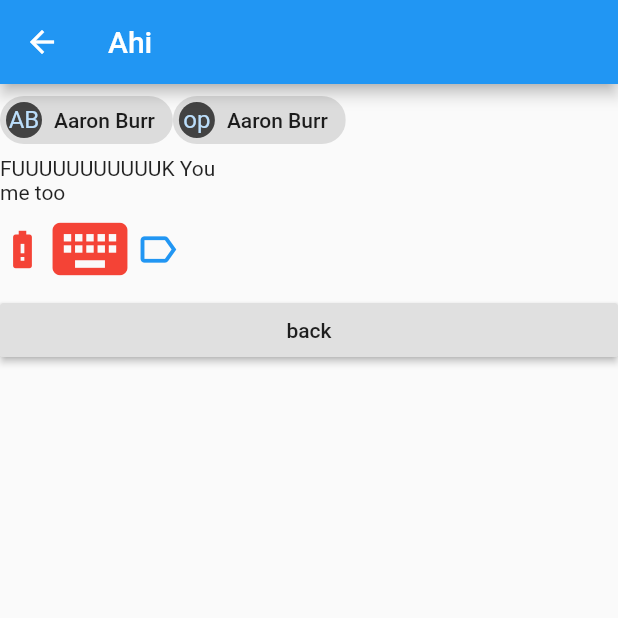
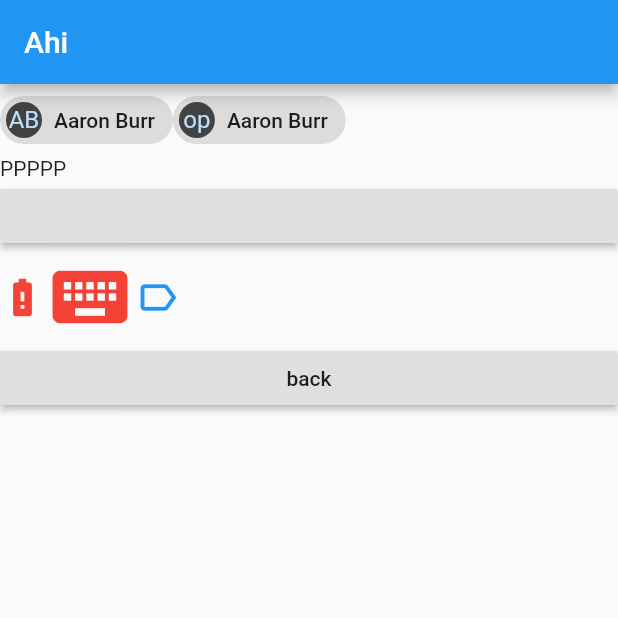
Before and after one commit to yattinda/AndroidStudioProjects, a Flutter app: the screen it shows after launch, after a tap on "Ahi", on a phone screen of 412 x 824 dp, the top half of it. Run offline on Flutter 3.47's test engine with Material 2 defaults, Android fonts, the phone set to English and light mode, and no system bars.

Commit message:
Plus provider model

```diff
--- a/summer/lib/Ahi.dart
+++ b/summer/lib/Ahi.dart
@@ -1,14 +1,24 @@
 import 'package:flutter/material.dart';
+import 'package:summer/Ahi_model.dart';
+import 'package:provider/provider.dart';
 
 class Ahi extends StatelessWidget {
+
   // This widget is the root of your application.
   @override
   Widget build(BuildContext context) {
-    return Scaffold(
+    return  MaterialApp(
+      home: ChangeNotifierProvider<AhiModel>(
+        //with create Ahimodel
+        create: (_) => AhiModel(),
+
+        child: Scaffold(
           appBar: AppBar(
             title: Text("Ahi"),
           ),
-      body: Container(
+          body: Consumer<AhiModel>(
+            builder: (context, model, child) {
+              return Container(
                 child: Center(
                   child: ListView(
                     children: <Widget>[
@@ -32,12 +42,19 @@ class Ahi extends StatelessWidget {
                               ),
                               label: Text('Aaron Burr'),
                               onPressed: () {
-                      print("If you stand for nothingig, Burr, what’ll you fall for?");
+                                print(
+                                    "If you stand for nothingig, Burr, what’ll you fall for?");
                               }
                           ),
                         ],),
-                Text("FUUUUUUUUUUUK You"),
-                Text("me too"),
+                      Text(model.MrCB),
+                      RaisedButton(
+                          onPressed:() {
+                            Text("GG");
+                            model.changeMrCB();
+                          }
+                      ),
+
                       Row(
                         children: <Widget>[
                           Icon(
@@ -60,14 +77,14 @@ class Ahi extends StatelessWidget {
 
                       RaisedButton(
                           child: Text("back"),
-                  onPressed:() {
+                          onPressed: () {
                             Navigator.pop(context);
                           }
                       )
                     ],
                   ),
                 ),
-        ),
               );
+            },),),),);
   }
 }
--- /dev/null
+++ b/summer/lib/Ahi_model.dart
@@ -0,0 +1,17 @@
+import "package:flutter/material.dart";
+
+class AhiModel extends ChangeNotifier {
+  String MrCB = "PPPPP";
+  int count = 0;
+  int GK;
+
+  void changeMrCB(){
+    count += 1;
+    GK = count % 2;
+
+  MrCB  = GK == 0 ? "GGGGGGGG" : "KKKKKKKKKKK";
+
+  print(count);
+  notifyListeners();
+  }
+}
--- a/summer/pubspec.yaml
+++ b/summer/pubspec.yaml
@@ -21,6 +21,7 @@ environment:
   sdk: ">=2.7.0 <3.0.0"
 
 dependencies:
+  provider: ^4.3.2+2
   flutter:
     sdk: flutter
 
```
Also changed, not shown: summer/pubspec.lock. Lines whose indentation alone changed are shown as unchanged.
